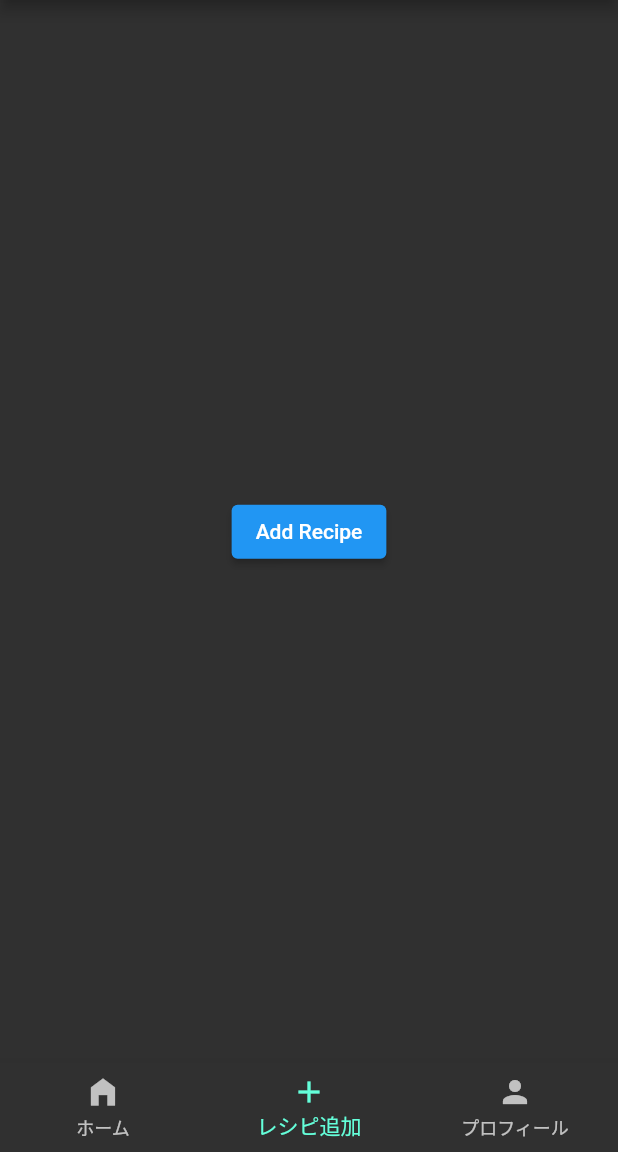
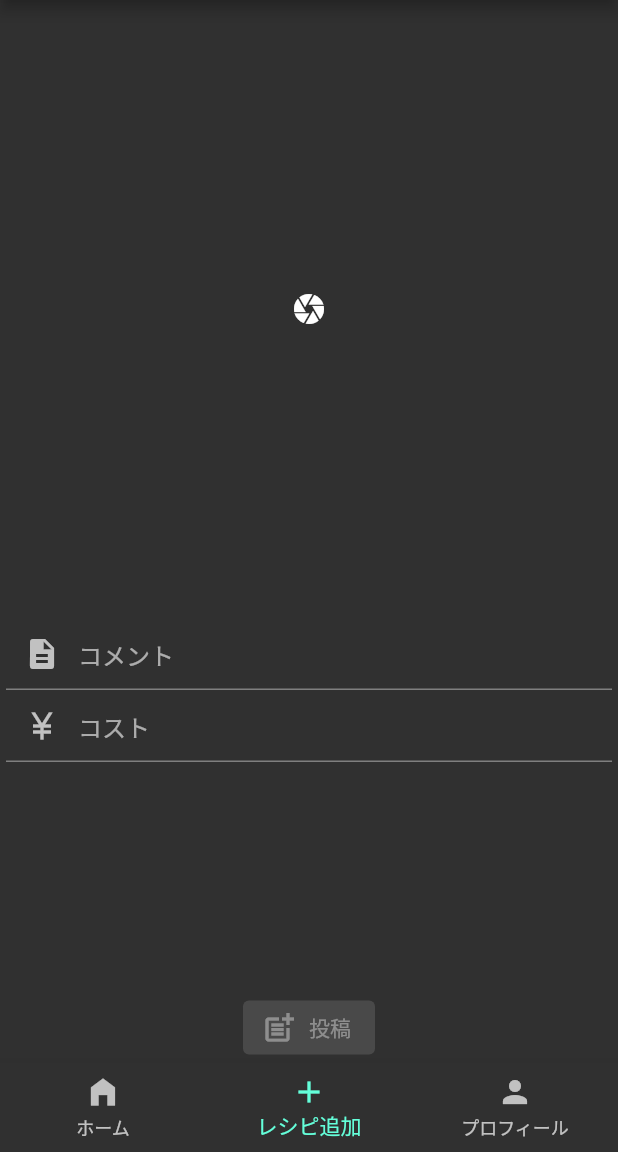
Before and after one commit to tombee-creator/e-meal-frontend, a Flutter app: the screen it shows after launch, item 2 of the bottom bar chosen, on a phone screen of 412 x 824 dp, the part 84-1236 px from its top. Run offline on Flutter 3.47's test engine with Material 2 defaults, Android fonts, the phone set to English and light mode, and no system bars; our stand-ins replace cloud_firestore, firebase_auth, firebase_core, firebase_storage, fluttertoast, image_cropper and 1 more; accounts and stored records are empty; generated files the repository leaves out were written again; network calls fail.

Commit message:
レシピ投稿Viewに画像、投稿する機能を追加しました。

```diff
--- a/lib/views/home/components/post/post_view.dart
+++ b/lib/views/home/components/post/post_view.dart
@@ -1,26 +1,73 @@
+import 'dart:io';
+
 import 'package:flutter/material.dart';
-import 'package:frontend/models/recipe.dart';
-import 'package:frontend/services/authentication.dart';
-import 'package:frontend/services/database.dart';
-import 'package:frontend/services/firestore_crud_api.dart';
+import 'package:frontend/helper/image_picker_provider.dart';
+import 'package:frontend/views/home/components/post/recipe_field_form.dart';
+import 'package:frontend/views/home/components/post/recipe_post_button.dart';
 
-class PostView extends StatelessWidget {
+class PostView extends StatefulWidget {
   const PostView({super.key});
 
   @override
+  State<StatefulWidget> createState() => _PostViewState();
+}
+
+class _PostViewState extends State<PostView> {
+  double cost = 0.0;
+  String comment = "";
+  File? image;
+
+  @override
   Widget build(BuildContext context) {
-    return Center(
-        child: ElevatedButton(
-      onPressed: () async {
-        final api = Database()
-            .provider(FirestoreCRUDApi<Recipe>("recipes", Recipe.fromJson));
-        await api.post((id) => Recipe(id, Authentication().currentUser,
-                "タイトル$id", "$id$id$id", "https://picsum.photos/id/100/640/640/")
-            .toJson());
-      },
-      child: const Text(
-        "Add Recipe",
-      ),
-    ));
+    final imageWidget = image == null
+        ? const Icon(Icons.camera)
+        : Image.file(image!, fit: BoxFit.cover);
+    return Column(
+      children: [
+        Center(
+          child: AspectRatio(
+              aspectRatio: 1.0,
+              child: GestureDetector(
+                  onTap: () async {
+                    getImage();
+                  },
+                  child: imageWidget)),
+        ),
+        RecipeFieldForm(
+          hintText: "コメント",
+          icon: Icons.description,
+          onChange: (comment) {
+            setState(() {
+              this.comment = comment;
+            });
+          },
+        ),
+        RecipeFieldForm(
+          hintText: "コスト",
+          icon: Icons.currency_yen,
+          onChange: (cost) {
+            final parsedCost = double.tryParse(cost) ?? 0.0;
+            setState(() {
+              this.cost = parsedCost;
+            });
+          },
+        ),
+        const Spacer(),
+        RecipePostButton(
+          comment: comment,
+          image: image,
+          cost: cost,
+        )
+      ],
+    );
+  }
+
+  Future getImage() async {
+    final provider = ImagePickerProvider();
+    provider.getImage((image) {
+      setState(() {
+        this.image = image;
+      });
+    });
   }
 }
```
